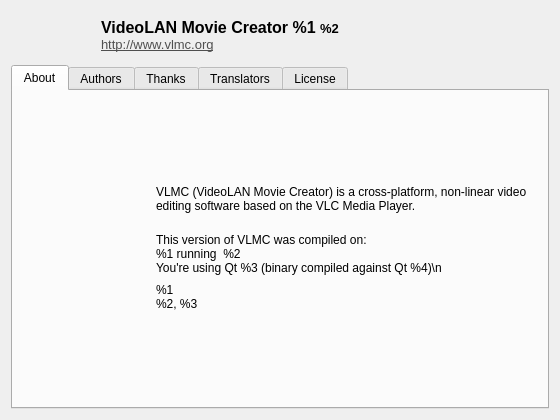
Before: the Qt Designer form src/Gui/ui/About.ui in luyikei/VLMC, drawn with Qt 5.
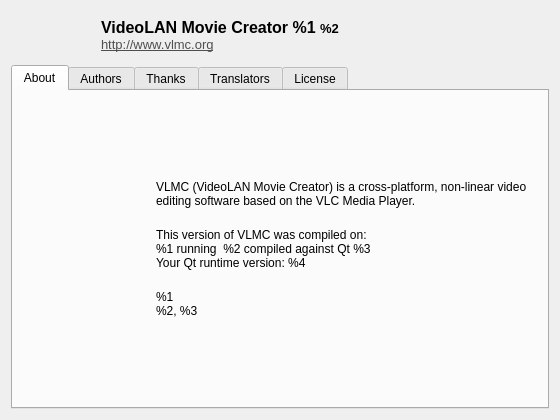
After: the same form once the commit is applied. Icons and pictures are not drawn.

Commit message: About.ui/cpp: Turn on wordwrap for labels. Minor typo fixes.

```diff
--- a/src/Gui/ui/About.ui
+++ b/src/Gui/ui/About.ui
@@ -151,8 +151,12 @@
         <widget class="QLabel" name="labelBuild">
          <property name="text">
           <string>This version of VLMC was compiled on:
-%1 running  %2
-You're using Qt %3 (binary compiled against Qt %4)\n</string>
+%1 running  %2 compiled against Qt %3
+Your Qt runtime version: %4
+</string>
+         </property>
+         <property name="wordWrap">
+          <bool>true</bool>
          </property>
         </widget>
        </item>
```
The commit also changes 1 other file.
